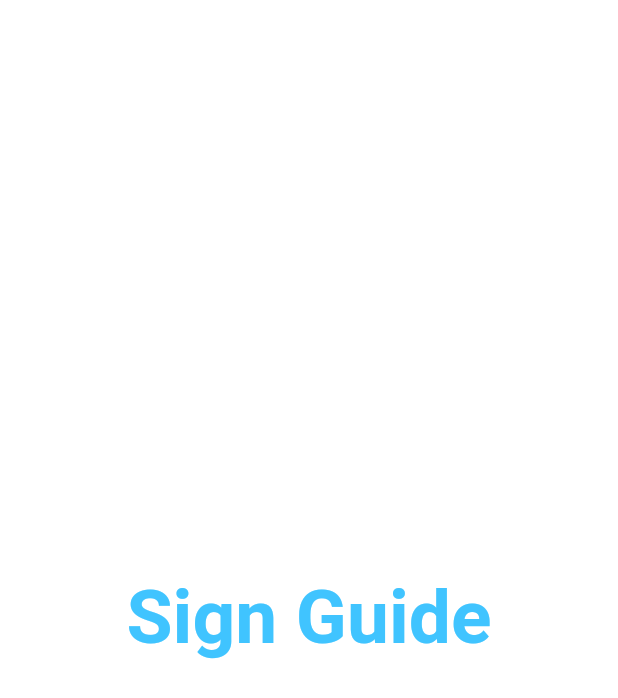
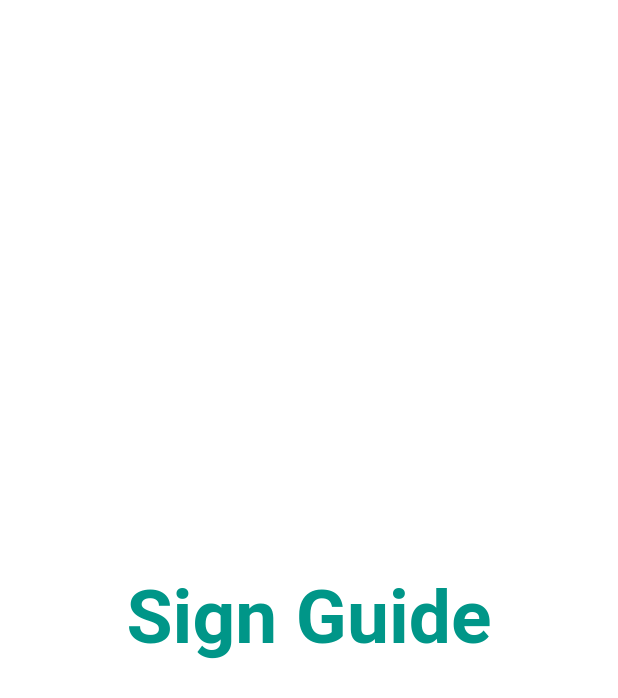
Before and after one commit to MusanjeLawrence/sign_guide, a Flutter app: the Splash screen opened directly, on a phone screen of 412 x 824 dp. Shown: the top 698 px of the screen. Run offline on Flutter 3.47's test engine with Material 2 defaults, Android fonts, the phone set to English and light mode, and no system bars; our stand-ins replace avatar_glow, image_picker, speech_to_text; missing offline and left inert: clipboard, google_mlkit_text_recognition.

Commit message:
changed ui colors

```diff
--- a/lib/splash.dart
+++ b/lib/splash.dart
@@ -35,7 +35,7 @@ class _SplashState extends State<Splash> {
               style: TextStyle(
                 fontSize: 50.0,
                 fontWeight: FontWeight.bold,
-                color: Colors.lightBlueAccent,
+                color: Colors.teal,
               ),
             ),
             // SizedBox(height: 16.0),
```
